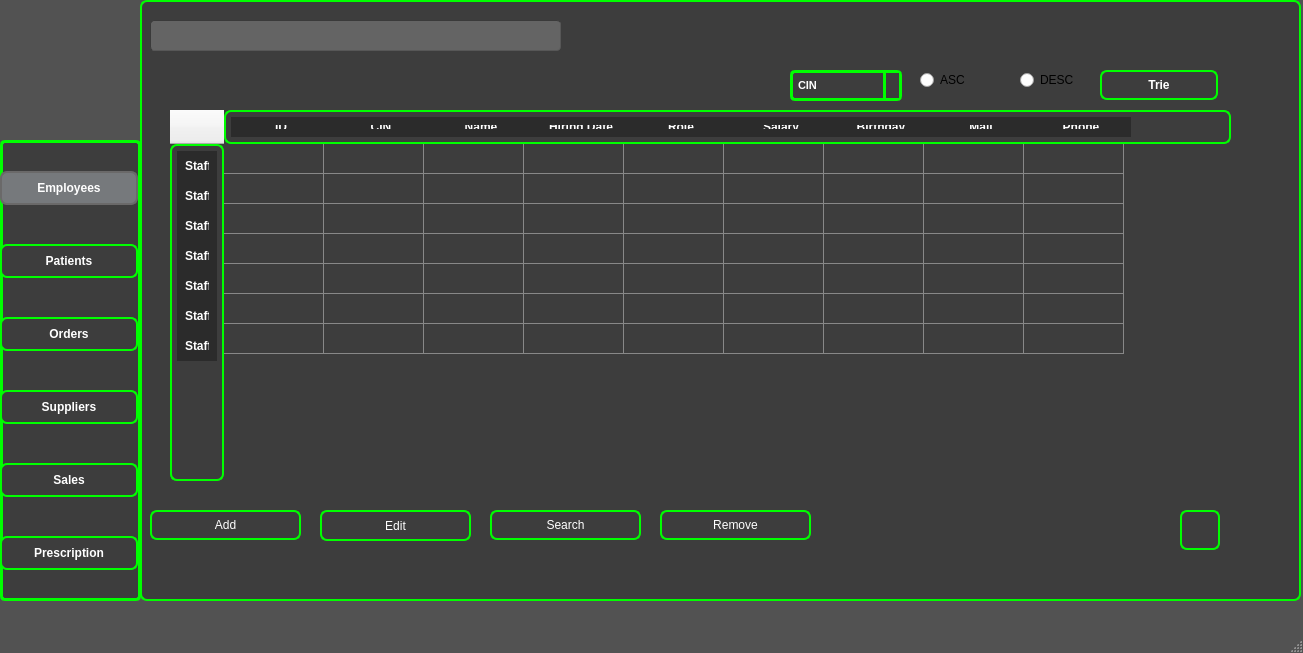
Above: mainwindow.ui from ProjetCpp-2425/projetcpp-smart-pharmacy-2a30 before the change. Below: the same form after it.
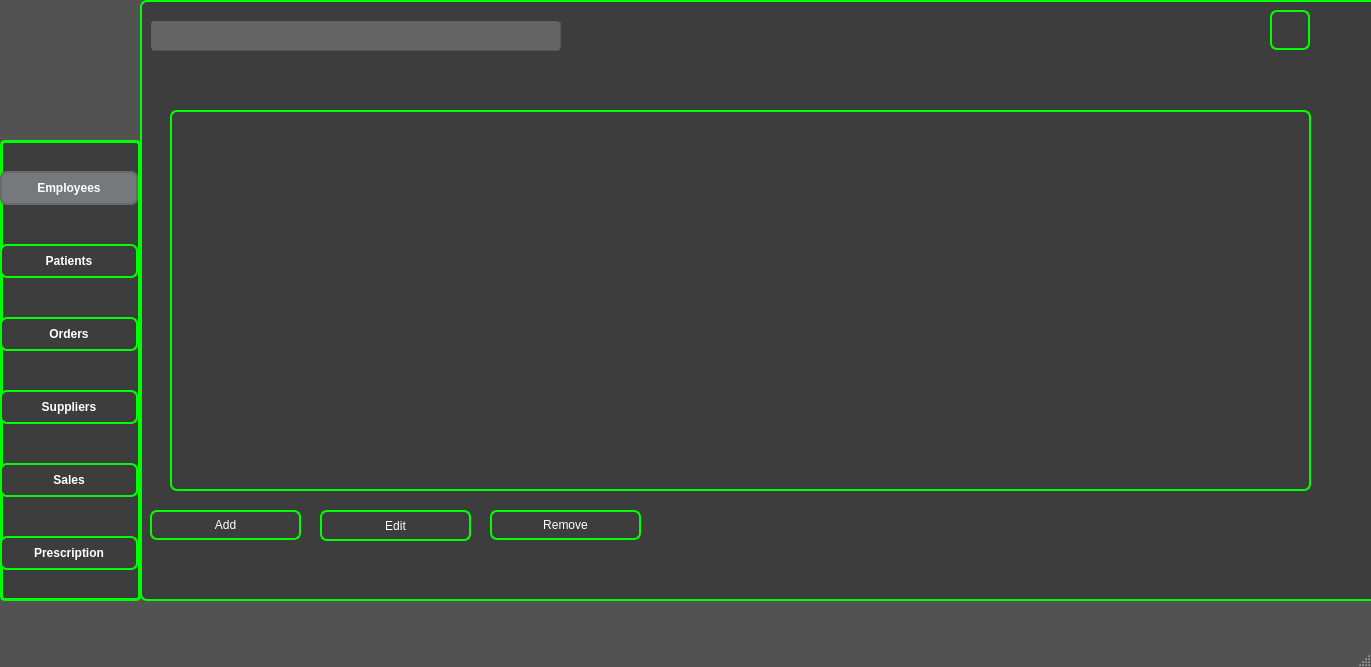
That is the form after the change. Icons and pictures are not drawn.

What changed in the file:
```diff
--- a/mainwindow.ui
+++ b/mainwindow.ui
@@ -6,8 +6,8 @@
    <rect>
     <x>0</x>
     <y>0</y>
-    <width>1303</width>
-    <height>653</height>
+    <width>1371</width>
+    <height>667</height>
    </rect>
   </property>
   <property name="windowTitle">
@@ -514,7 +514,7 @@
      <rect>
       <x>140</x>
       <y>0</y>
-      <width>1161</width>
+      <width>1241</width>
       <height>601</height>
      </rect>
     </property>
@@ -544,10 +544,65 @@
       <rect>
        <x>30</x>
        <y>110</y>
-       <width>1011</width>
-       <height>371</height>
+       <width>1141</width>
+       <height>381</height>
       </rect>
      </property>
+     <property name="styleSheet">
+      <string notr="true">/* QTableView Styling */
+QTableView {
+    border-style: solid;
+    background-color: #3d3d3d;  /* Dark background */
+    color: #ffffff;  /* White text */
+    border-radius: 7px;  /* Rounded corners */
+    border-width: 2px;  /* Set border width */
+    border-color: #00ff00;  /* Green border */
+    gridline-color: #00ff00;  /* Green gridlines */
+    selection-background-color: #2d89ef;  /* Blue background when selected */
+    selection-color: #ffffff;  /* White text when selected */
+}
+
+/* Header Styling */
+QHeaderView::section {
+    background-color: #3d3d3d;  /* Dark background for header */
+    color: #ffffff;  /* White text for headers */
+    border-style: solid;
+    border-width: 2px;
+    border-color: #00ff00;  /* Green border */
+    padding: 8px;
+    font-weight: bold;  /* Bold header text */
+}
+
+/* Hover effect for header */
+QHeaderView::section:hover {
+    background-color: #2d89ef;  /* Blue background on hover */
+    color: #ffffff;  /* Keep white text */
+}
+
+/* Odd rows */
+QTableView::item {
+    background-color: #2b2b2b;  /* Darker background for rows */
+    color: #ffffff;  /* White text */
+}
+
+/* Even rows */
+QTableView::item:alternate {
+    background-color: #3d3d3d;  /* Slightly lighter for alternate rows */
+}
+
+/* Hover effect for rows */
+QTableView::item:hover {
+    background-color: #505050;  /* Lighter gray on hover */
+    color: #ffffff;  /* Keep text white */
+}
+
+/* Selected row */
+QTableView::item:selected {
+    background-color: #2d89ef;  /* Blue background for selected rows */
+    color: #ffffff;  /* White text */
+}
+</string>
+     </property>
     </widget>
     <widget class="QPushButton" name="pb_select">
      <property name="geometry">
@@ -605,191 +660,7 @@
       <string>Edit</string>
      </property>
     </widget>
-    <widget class="QComboBox" name="cb_tri">
-     <property name="geometry">
-      <rect>
-       <x>650</x>
-       <y>70</y>
-       <width>112</width>
-       <height>31</height>
-      </rect>
-     </property>
-     <property name="font">
-      <font>
-       <pointsize>8</pointsize>
-       <bold>true</bold>
-      </font>
-     </property>
-     <property name="styleSheet">
-      <string notr="true">QComboBox {
-    background-color: #3d3d3d;  /* Same dark background as QTableWidget */
-    color: #ffffff;  /* White text like in QTableWidget */
-    border: 3px solid #00ff00;  /* Same border color and width as QTableWidget */
-    padding: 5px;
-    border-radius: 5px;  /* Slight border radius to make it look sleek */
-    transition: background-color 0.3s ease, border-color 0.3s ease;  /* Animation for background and border */
-}
-
-/* ComboBox Hover/Focus effect */
-QComboBox:hover {
-    background-color: #2d89ef;  /* Change background to blue on hover/focus */
-    border-color: #2d89ef;  /* Change border to blue on hover/focus */
-}
-
-/* ComboBox dropdown menu */
-QComboBox QAbstractItemView {
-    background-color: #3d3d3d;  /* Dark background for dropdown */
-    color: #ffffff;  /* White text for dropdown items */
-    border: 3px solid #00ff00;  /* Same border as the QComboBox */
-    selection-background-color: #00ff00;  /* Same selection color as QTableWidget */
-    selection-color: #ffffff;  /* White text when an item is selected */
-}
-
-/* ComboBox individual items */
-QComboBox::item {
-    background-color: #3d3d3d;  /* Dark background for items */
-    color: #ffffff;  /* White text */
-    padding: 5px;  /* Padding for item spacing */
-}
-
-/* ComboBox dropdown arrow */
-QComboBox::down-arrow {
-    image: url(:/resources/dropdown_arrow.png);  /* Custom arrow if needed */
-    width: 12px;
-    height: 12px;
-}
-
-/* ComboBox dropdown arrow button */
-QComboBox::drop-down {
-    background-color: #3d3d3d;  /* Dark background for the arrow area */
-    border-left: 3px solid #00ff00;  /* Same left border as QComboBox */
-}
-
-/* Optional: Animation for dropdown menu opening */
-QComboBox QAbstractItemView {
-    background-color: #3d3d3d;  /* Dark background for dropdown */
-    color: #ffffff;  /* White text for dropdown items */
-    border: 3px solid #00ff00;  /* Same border as the QComboBox */
-    selection-background-color: #00ff00;  /* Same selection color as QTableWidget */
-    selection-color: #ffffff;  /* White text when an item is selected */
-    transition: background-color 0.3s ease, border-color 0.3s ease;  /* Smooth transitions */
-}</string>
-     </property>
-     <item>
-      <property name="text">
-       <string>CIN</string>
-      </property>
-     </item>
-     <item>
-      <property name="text">
-       <string>Name</string>
-      </property>
-     </item>
-     <item>
-      <property name="text">
-       <string>Hiring Date</string>
-      </property>
-     </item>
-     <item>
-      <property name="text">
-       <string>Salary</string>
-      </property>
-     </item>
-     <item>
-      <property name="text">
-       <string>Birthday</string>
-      </property>
-     </item>
-    </widget>
-    <widget class="QRadioButton" name="rb_asc">
-     <property name="geometry">
-      <rect>
-       <x>780</x>
-       <y>70</y>
-       <width>95</width>
-       <height>20</height>
-      </rect>
-     </property>
-     <property name="styleSheet">
-      <string notr="true">QCheckBox {
-	color:rgb(223,219,210);
-	padding: 2px;
-}
-QCheckBox:hover {
-	border-radius:4px;
-	border-style:solid;
-	padding-left: 1px;
-	padding-right: 1px;
-	padding-bottom: 1px;
-	padding-top: 1px;
-	border-width:1px;
-	border-color: rgb(87, 97, 106);
-	background-color:qlineargradient(spread:pad, x1:0.5, y1:0.7, x2:0.5, y2:0.3, stop:0 rgba(87, 97, 106, 150), stop:1 rgba(93, 103, 113, 150));
-}
-QCheckBox::indicator:checked {
-	border-radius:4px;
-	border-style:solid;
-	border-width:1px;
-	border-color: rgb(180,180,180);
-  	background-color:qlineargradient(spread:pad, x1:0.5, y1:0.7, x2:0.5, y2:0.3, stop:0 rgba(87, 97, 106, 255), stop:1 rgba(93, 103, 113, 255));
-}
-QCheckBox::indicator:unchecked {
-	border-radius:4px;
-	border-style:solid;
-	border-width:1px;
-	border-color: rgb(87, 97, 106);
-  	background-color:rgb(255,255,255);
-}</string>
-     </property>
-     <property name="text">
-      <string>ASC</string>
-     </property>
-    </widget>
-    <widget class="QRadioButton" name="rb_desc">
-     <property name="geometry">
-      <rect>
-       <x>880</x>
-       <y>70</y>
-       <width>95</width>
-       <height>20</height>
-      </rect>
-     </property>
-     <property name="styleSheet">
-      <string notr="true">QCheckBox {
-	color:rgb(223,219,210);
-	padding: 2px;
-}
-QCheckBox:hover {
-	border-radius:4px;
-	border-style:solid;
-	padding-left: 1px;
-	padding-right: 1px;
-	padding-bottom: 1px;
-	padding-top: 1px;
-	border-width:1px;
-	border-color: rgb(87, 97, 106);
-	background-color:qlineargradient(spread:pad, x1:0.5, y1:0.7, x2:0.5, y2:0.3, stop:0 rgba(87, 97, 106, 150), stop:1 rgba(93, 103, 113, 150));
-}
-QCheckBox::indicator:checked {
-	border-radius:4px;
-	border-style:solid;
-	border-width:1px;
-	border-color: rgb(180,180,180);
-  	background-color:qlineargradient(spread:pad, x1:0.5, y1:0.7, x2:0.5, y2:0.3, stop:0 rgba(87, 97, 106, 255), stop:1 rgba(93, 103, 113, 255));
-}
-QCheckBox::indicator:unchecked {
-	border-radius:4px;
-	border-style:solid;
-	border-width:1px;
-	border-color: rgb(87, 97, 106);
-  	background-color:rgb(255,255,255);
-}</string>
-     </property>
-     <property name="text">
-      <string>DESC</string>
-     </property>
-    </widget>
-    <widget class="QPushButton" name="btnSearchPupils">
+    <widget class="QPushButton" name="removeButton">
      <property name="geometry">
       <rect>
        <x>350</x>
@@ -804,78 +675,6 @@
        <height>30</height>
       </size>
      </property>
-     <property name="cursor">
-      <cursorShape>PointingHandCursor</cursorShape>
-     </property>
-     <property name="toolTip">
-      <string>Найти учеников по ФИО</string>
-     </property>
-     <property name="styleSheet">
-      <string notr="true">/* QPushButton Styling */
-QPushButton {
-    border-style: solid;
-    background-color: #3d3d3d;  /* Same dark background */
-    color: #fff;  /* White text */
-    border-radius: 7px;  /* Rounded corners */
-    border-width: 2px;  /* Set border width */
-    border-color: #00ff00;  /* Orange border */
-    padding: 8px 15px;  /* Padding for button spacing */
-    outline: none; /* Remove default focus outline */
-}
-
-/* Hover effect */
-QPushButton:hover {
-    color: #ccc;  /* Light gray text on hover */
-    background-color: qlineargradient(spread:pad, x1:0.517, y1:0, x2:0.517, y2:1, stop:0 rgba(45, 45, 45, 255), stop:0.505682 rgba(45, 45, 45, 255), stop:1 rgba(29, 29, 29, 255));  /* Darker background */
-    border-color: #2d89ef;  /* Blue border on hover */
-}
-
-/* Pressed/Clicked effect (with border unchanged) */
-QPushButton:pressed {
-    background-color: qlineargradient(spread:pad, x1:0.517, y1:0, x2:0.517, y2:1, stop:0 rgba(29, 29, 29, 255), stop:0.505682 rgba(45, 45, 45, 255), stop:1 rgba(29, 29, 29, 255));  /* Darker background on press */
-    border-color: #da532c;  /* Keep the orange border when pressed */
-    border-width: 2px;  /* Keep the border width */
-}
-
-
-/* Checked/Pressed button stays in this state */
-QPushButton:checked {
-    background-color: #76797C;  /* Grayish background when checked */
-    border-color: #6A6969;  /* Gray border when checked */
-    color: #ffffff;  /* White text when checked */
-}
-
-/* Disabled Button */
-QPushButton:disabled {
-    background-color: #2b2b2b;  /* Darker background for disabled button */
-    color: #aaaaaa;  /* Gray text when disabled */
-    border-color: #555555;  /* Lighter border when disabled */
-}
-</string>
-     </property>
-     <property name="text">
-      <string>Search</string>
-     </property>
-     <property name="icon">
-      <iconset resource="Resources/img.qrc">
-       <normaloff>:/icons/img/search.png</normaloff>:/icons/img/search.png</iconset>
-     </property>
-    </widget>
-    <widget class="QPushButton" name="btnRemoveClass">
-     <property name="geometry">
-      <rect>
-       <x>520</x>
-       <y>510</y>
-       <width>151</width>
-       <height>30</height>
-      </rect>
-     </property>
-     <property name="minimumSize">
-      <size>
-       <width>0</width>
-       <height>30</height>
-      </size>
-     </property>
      <property name="styleSheet">
       <string notr="true">/* QPushButton Styling */
 QPushButton {
@@ -996,8 +795,8 @@
     <widget class="QPushButton" name="pushButton_26">
      <property name="geometry">
       <rect>
-       <x>1040</x>
-       <y>510</y>
+       <x>1130</x>
+       <y>10</y>
        <width>40</width>
        <height>40</height>
       </rect>
@@ -1068,240 +867,6 @@
       </size>
      </property>
     </widget>
-    <widget class="QTableWidget" name="tableWidget">
-     <property name="geometry">
-      <rect>
-       <x>30</x>
-       <y>110</y>
-       <width>1061</width>
-       <height>371</height>
-      </rect>
-     </property>
-     <property name="styleSheet">
-      <string notr="true">/* QTableWidget Styling */
-QTableWidget {
-    background-color: #3d3d3d; /* Dark background */
-    color: #fff; /* White text */
-    selection-background-color: #00ff00; /* Orange selection color */
-    border: none; /* Remove outer border */
-    gridline-color: #888888; /* Softer gray gridlines */
-    font-size: 14px; /* Adjust font size for readability */
-    padding: 0px; /* Remove any extra padding around the table */
-}
-
-/* Header Styling */
-QHeaderView::section {
-    background-color: #2b2b2b; /* Darker background for headers */
-    color: #ffffff; /* White text */
-    border-style: none; /* Remove borders between header sections */
-    padding: 8px; /* Adjust padding for better spacing */
-    font-weight: bold; /* Make header text bold */
-    text-align: center; /* Center align the header text */
-}
-
-/* Adjusting Row and Column Header Appearance */
-QTableWidget::horizontalHeader {
-    background-color: #2b2b2b; /* Ensure header background color matches */
-    color: #ffffff; /* Keep the text white */
-    border: none; /* Remove border */
-    height: 30px; /* Adjust height if needed */
-}
-
-QTableWidget::verticalHeader {
-    background-color: #2b2b2b; /* Ensure header background color matches */
-    color: #ffffff; /* Keep the text white */
-    border: none; /* Remove border */
-    width: 30px; /* Adjust width if needed */
-}
-
-/* Cell Styling */
-QTableWidget::item {
-    padding: 8px; /* Add padding inside table cells for better layout */
-    background-color: #3d3d3d; /* Default background for cells */
-}
-
-/* Alternating Row Colors */
-QTableWidget::item:nth-child(even) {
-    background-color: #444444; /* Slightly lighter color for alternating rows */
-}
-
-/* Selected Item */
-QTableWidget::item:selected {
-    background-color: #00ff00; /* Orange background for selected row */
-    color: #ffffff; /* Ensure the text remains white and readable */
-}
-
-/* Hover Effect for Table Rows */
-QTableWidget::item:hover {
-    background-color: #555555; /* Darker background when hovering */
-}
-
-/* Remove Focus Outline from Selected Cells */
-QTableWidget::item:focus {
-    outline: none;
-}
-</string>
-     </property>
-     <property name="rowCount">
-      <number>7</number>
-     </property>
-     <property name="columnCount">
-      <number>9</number>
-     </property>
-     <row>
-      <property name="text">
-       <string>Staff1</string>
-      </property>
-     </row>
-     <row>
-      <property name="text">
-       <string>Staff2</string>
-      </property>
-     </row>
-     <row>
-      <property name="text">
-       <string>Staff3</string>
-      </property>
-     </row>
-     <row>
-      <property name="text">
-       <string>Staff4</string>
-      </property>
-     </row>
-     <row>
-      <property name="text">
-       <string>Staff5</string>
-      </property>
-     </row>
-     <row>
-      <property name="text">
-       <string>Staff6</string>
-      </property>
-     </row>
-     <row>
-      <property name="text">
-       <string>Staff7</string>
-      </property>
-     </row>
-     <column>
-      <property name="text">
-       <string>ID</string>
-      </property>
-     </column>
-     <column>
-      <property name="text">
-       <string>CIN</string>
-      </property>
-     </column>
-     <column>
-      <property name="text">
-       <string>Name</string>
-      </property>
-     </column>
-     <column>
-      <property name="text">
-       <string>Hiring Date</string>
-      </property>
-     </column>
-     <column>
-      <property name="text">
-       <string>Role</string>
-      </property>
-     </column>
-     <column>
-      <property name="text">
-       <string>Salary</string>
-      </property>
-     </column>
-     <column>
-      <property name="text">
-       <string>Birthday</string>
-      </property>
-     </column>
-     <column>
-      <property name="text">
-       <string>Mail</string>
-      </property>
-     </column>
-     <column>
-      <property name="text">
-       <string>Phone</string>
-      </property>
-     </column>
-    </widget>
-    <widget class="QPushButton" name="title_live_pushButton_5">
-     <property name="geometry">
-      <rect>
-       <x>960</x>
-       <y>70</y>
-       <width>118</width>
-       <height>30</height>
-      </rect>
-     </property>
-     <property name="minimumSize">
-      <size>
-       <width>50</width>
-       <height>30</height>
-      </size>
-     </property>
-     <property name="font">
-      <font>
-       <bold>true</bold>
-      </font>
-     </property>
-     <property name="styleSheet">
-      <string notr="true">/* QPushButton Styling */
-QPushButton {
-    border-style: solid;
-    background-color: #3d3d3d;  /* Same dark background */
-    color: #fff;  /* White text */
-    border-radius: 7px;  /* Rounded corners */
-    border-width: 2px;  /* Set border width */
-    border-color: #00ff00;  /* Orange border */
-    padding: 8px 15px;  /* Padding for button spacing */
-    outline: none; /* Remove default focus outline */
-}
-
-/* Hover effect */
-QPushButton:hover {
-    color: #ccc;  /* Light gray text on hover */
-    background-color: qlineargradient(spread:pad, x1:0.517, y1:0, x2:0.517, y2:1, stop:0 rgba(45, 45, 45, 255), stop:0.505682 rgba(45, 45, 45, 255), stop:1 rgba(29, 29, 29, 255));  /* Darker background */
-    border-color: #2d89ef;  /* Blue border on hover */
-}
-
-/* Pressed/Clicked effect (with border unchanged) */
-QPushButton:pressed {
-    background-color: qlineargradient(spread:pad, x1:0.517, y1:0, x2:0.517, y2:1, stop:0 rgba(29, 29, 29, 255), stop:0.505682 rgba(45, 45, 45, 255), stop:1 rgba(29, 29, 29, 255));  /* Darker background on press */
-    border-color: #da532c;  /* Keep the orange border when pressed */
-    border-width: 2px;  /* Keep the border width */
-}
-
-
-/* Checked/Pressed button stays in this state */
-QPushButton:checked {
-    background-color: #76797C;  /* Grayish background when checked */
-    border-color: #6A6969;  /* Gray border when checked */
-    color: #ffffff;  /* White text when checked */
-}
-
-/* Disabled Button */
-QPushButton:disabled {
-    background-color: #2b2b2b;  /* Darker background for disabled button */
-    color: #aaaaaa;  /* Gray text when disabled */
-    border-color: #555555;  /* Lighter border when disabled */
-}
-</string>
-     </property>
-     <property name="text">
-      <string>Trie</string>
-     </property>
-     <property name="checkable">
-      <bool>true</bool>
-     </property>
-     <property name="autoExclusive">
-      <bool>true</bool>
-     </property>
-    </widget>
     <widget class="QLineEdit" name="chercher">
      <property name="geometry">
       <rect>
```
Left out of the diff: 14 changed lines with no effect on the pictures.
